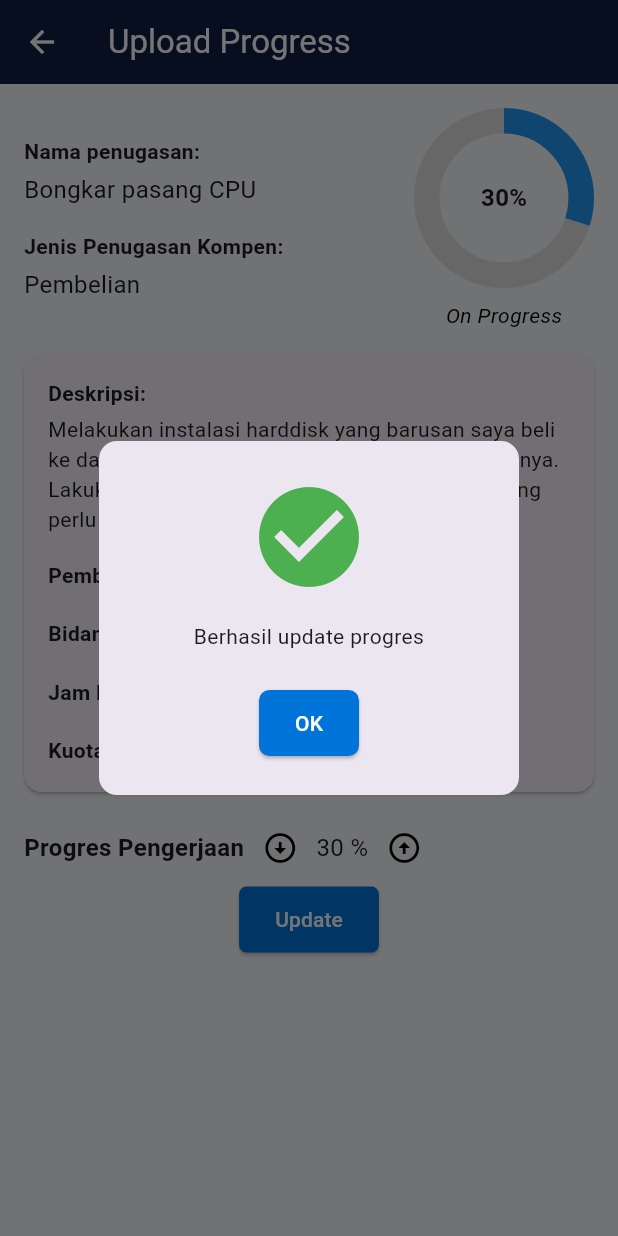
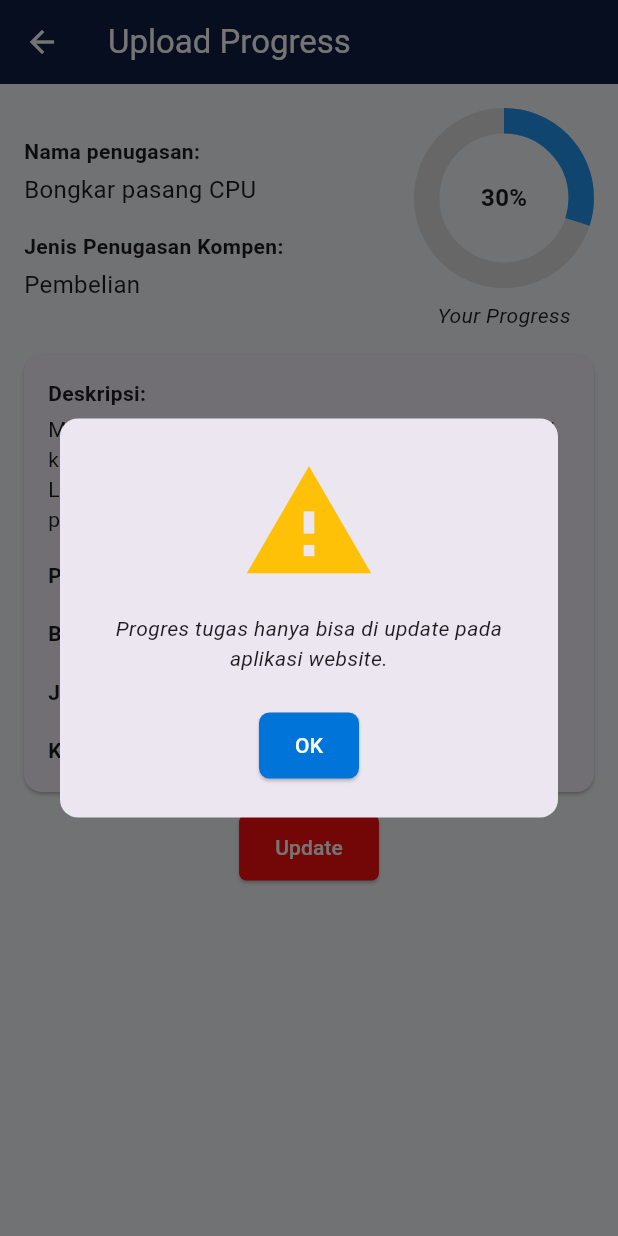
Before and after one commit to M-Dicky-Hanun-P/PBL-Kompen-InfinityTech, a Flutter app: the UploadProgress screen opened directly, after a tap on "Update", on a phone screen of 412 x 824 dp. Run offline on Flutter 3.47's test engine with Material 3 defaults, Android fonts, the phone set to English and light mode, and no system bars; drawn by our look-alikes of percent_indicator; our stand-ins replace file_picker, font_awesome_flutter.

Commit message:
Update Adjustment of Display Features Only

```diff
--- a/Projek Kompen/sikomti_app/lib/dashboard/home_page.dart
+++ b/Projek Kompen/sikomti_app/lib/dashboard/home_page.dart
@@ -532,7 +532,7 @@ class ProfilePageDialog extends StatelessWidget {
                         ),
                         content: const Text(
                           'Password hanya bisa dilihat di aplikasi website.',
-                          style: TextStyle(fontSize: 14),
+                          style: TextStyle(fontSize: 14, fontStyle: FontStyle.italic),
                         ),
                         actions: [
                           ElevatedButton(
--- a/Projek Kompen/sikomti_app/lib/fitur_sidebar/update_progres_tugas_kompen/tugas_on_the_go.dart
+++ b/Projek Kompen/sikomti_app/lib/fitur_sidebar/update_progres_tugas_kompen/tugas_on_the_go.dart
@@ -56,12 +56,12 @@ class TugasOnTheGo extends StatelessWidget {
                           Text(
                             'Bongkar pasang CPU',
                             style: TextStyle(
-                              fontSize: 20,
+                              fontSize: 17,
                               fontWeight: FontWeight.bold,
                             ),
                           ),
                           Text(
-                            'On Progress',
+                            'Your Progress',
                             style: TextStyle(
                               fontSize: 14,
                               fontStyle: FontStyle.italic,
@@ -117,7 +117,7 @@ class TugasOnTheGo extends StatelessWidget {
                       Padding(
                         padding: const EdgeInsets.symmetric(horizontal: 16),
                         child: Text(
-                          '*dapat diunduh apabila telah selesai mengerjakan penugasan kompen',
+                          '*Dapat diunduh apabila telah selesai mengerjakan penugasan kompen',
                           style: TextStyle(
                             fontSize: 14,
                             color: Colors.grey.shade600,
--- a/Projek Kompen/sikomti_app/lib/fitur_sidebar/update_progres_tugas_kompen/upload_progress.dart
+++ b/Projek Kompen/sikomti_app/lib/fitur_sidebar/update_progres_tugas_kompen/upload_progress.dart
@@ -50,13 +50,16 @@ class _UploadProgressState extends State<UploadProgress> {
             borderRadius: BorderRadius.circular(12.0),
           ),
           title: const Icon(
-            Icons.check_circle,
-            color: Colors.green,
-            size: 80,
+            Icons.warning, // Menggunakan ikon peringatan
+            color: Color(0xFFFFC107), // Warna kuning untuk ikon peringatan
+            size: 90,
           ),
           content: const Text(
-            'Berhasil update progres',
+            'Progres tugas hanya bisa di update pada aplikasi website.',
             textAlign: TextAlign.center,
+            style: TextStyle(
+              fontStyle: FontStyle.italic, // Font italic
+            ),
           ),
           actions: [
             Center(
@@ -148,11 +151,10 @@ class _UploadProgressState extends State<UploadProgress> {
                       backgroundColor: Colors.grey.shade300,
                     ),
                     const SizedBox(height: 8),
-                    Text(
-                      data['progress'] >= 100 ? 'Finished' : 'On Progress',
-                      style: const TextStyle(
+                    const Text(
+                      'Your Progress',
+                      style: TextStyle(
                         fontSize: 14,
-                        color: Color.fromARGB(255, 0, 0, 0),
                         fontStyle: FontStyle.italic,
                       ),
                     ),
@@ -236,39 +238,40 @@ class _UploadProgressState extends State<UploadProgress> {
                 ),
               ),
             ),
+            // const SizedBox(height: 13),
+            // Row(
+            //   mainAxisAlignment: MainAxisAlignment.start,
+            //   crossAxisAlignment: CrossAxisAlignment.center,
+            //   children: [
+            //     const Text(
+            //       'Progres Pengerjaan',
+            //       style: TextStyle(
+            //         fontWeight: FontWeight.bold,
+            //         fontSize: 16,
+            //       ),
+            //     ),
+            //     // IconButton(
+            //     //   onPressed: () => _updateProgress(data['progress'] - 5),
+            //     //   icon: const Icon(Icons.arrow_circle_down_outlined),
+            //     //   color: const Color.fromARGB(255, 0, 0, 0),
+            //     // ),
+            //     // Text(
+            //     //   '${data['progress'].toInt()} %',
+            //     //   style: const TextStyle(fontSize: 16),
+            //     // ),
+            //     // IconButton(
+            //     //   onPressed: () => _updateProgress(data['progress'] + 5),
+            //     //   icon: const Icon(Icons.arrow_circle_up_outlined),
+            //     //   color: const Color.fromARGB(255, 4, 4, 4),
+            //     // ),
+            //   ],
+            // ),
             const SizedBox(height: 13),
-            Row(
-              mainAxisAlignment: MainAxisAlignment.start,
-              crossAxisAlignment: CrossAxisAlignment.center,
-              children: [
-                const Text(
-                  'Progres Pengerjaan',
-                  style: TextStyle(
-                    fontWeight: FontWeight.bold,
-                    fontSize: 16,
-                  ),
-                ),
-                IconButton(
-                  onPressed: () => _updateProgress(data['progress'] - 5),
-                  icon: const Icon(Icons.arrow_circle_down_outlined),
-                  color: const Color.fromARGB(255, 0, 0, 0),
-                ),
-                Text(
-                  '${data['progress'].toInt()} %',
-                  style: const TextStyle(fontSize: 16),
-                ),
-                IconButton(
-                  onPressed: () => _updateProgress(data['progress'] + 5),
-                  icon: const Icon(Icons.arrow_circle_up_outlined),
-                  color: const Color.fromARGB(255, 4, 4, 4),
-                ),
-              ],
-            ),
             Center(
               child: ElevatedButton(
                 onPressed: _showSuccessPopup,
                 style: ElevatedButton.styleFrom(
-                  backgroundColor: const Color(0xFF0074D9),
+                  backgroundColor: const Color.fromARGB(255, 250, 12, 12),
                   padding: const EdgeInsets.symmetric(
                     horizontal: 24,
                     vertical: 12,
```
